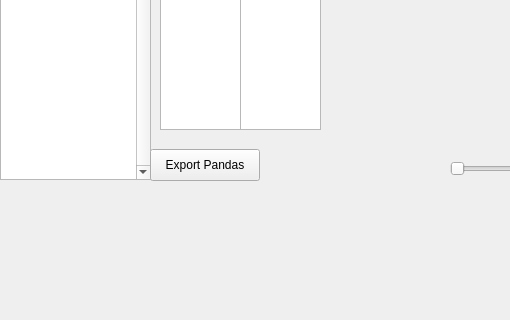
Qt form ExperimentsSelectionWidget.ui (HocheggerLab/centrosome-tracking) before a commit; both pictures show x 0 to 510 and y 331 to 651 of the 975 by 821 pixel window.
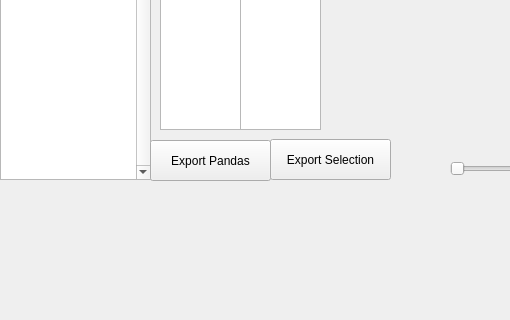
The same form after that commit. Custom widgets are drawn as their Qt base class.

Commit message: Several changes: - Renders boundary of selected nuclei with different color. - Implements selection export.

```diff
--- a/ExperimentsSelectionWidget.ui
+++ b/ExperimentsSelectionWidget.ui
@@ -185,15 +185,28 @@
    <property name="geometry">
     <rect>
      <x>150</x>
-     <y>480</y>
-     <width>110</width>
-     <height>32</height>
+     <y>471</y>
+     <width>121</width>
+     <height>41</height>
     </rect>
    </property>
    <property name="text">
     <string>Export Pandas</string>
    </property>
   </widget>
+  <widget class="QPushButton" name="exportSelectionButton">
+   <property name="geometry">
+    <rect>
+     <x>270</x>
+     <y>470</y>
+     <width>121</width>
+     <height>41</height>
+    </rect>
+   </property>
+   <property name="text">
+    <string>Export Selection</string>
+   </property>
+  </widget>
  </widget>
  <customwidgets>
   <customwidget>
```
Left out of the diff: 2 changed lines with no effect on the pictures. The commit also changes 2 other files.
